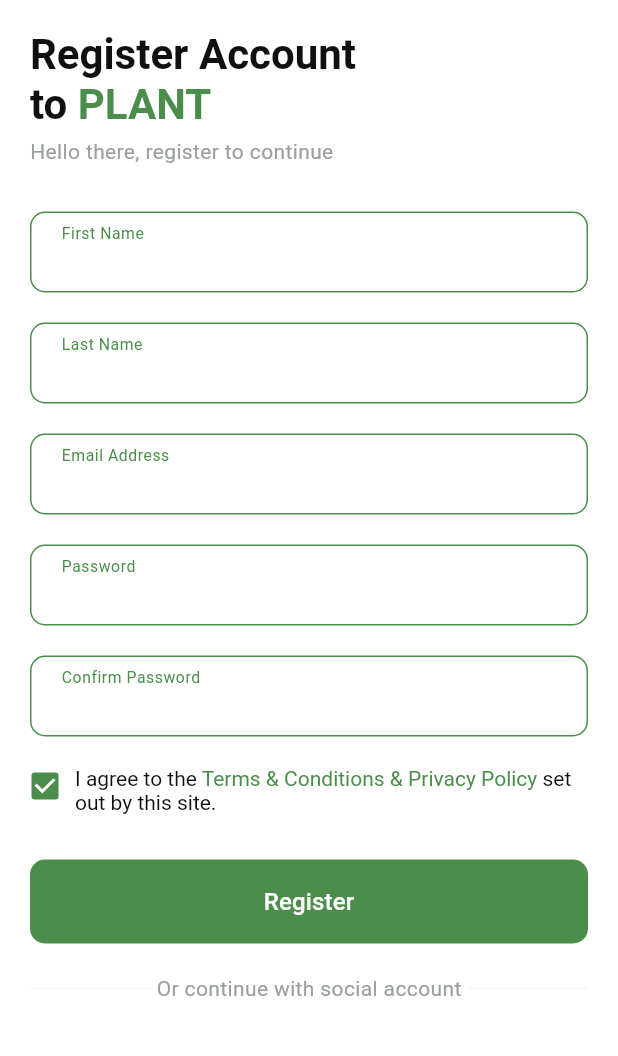
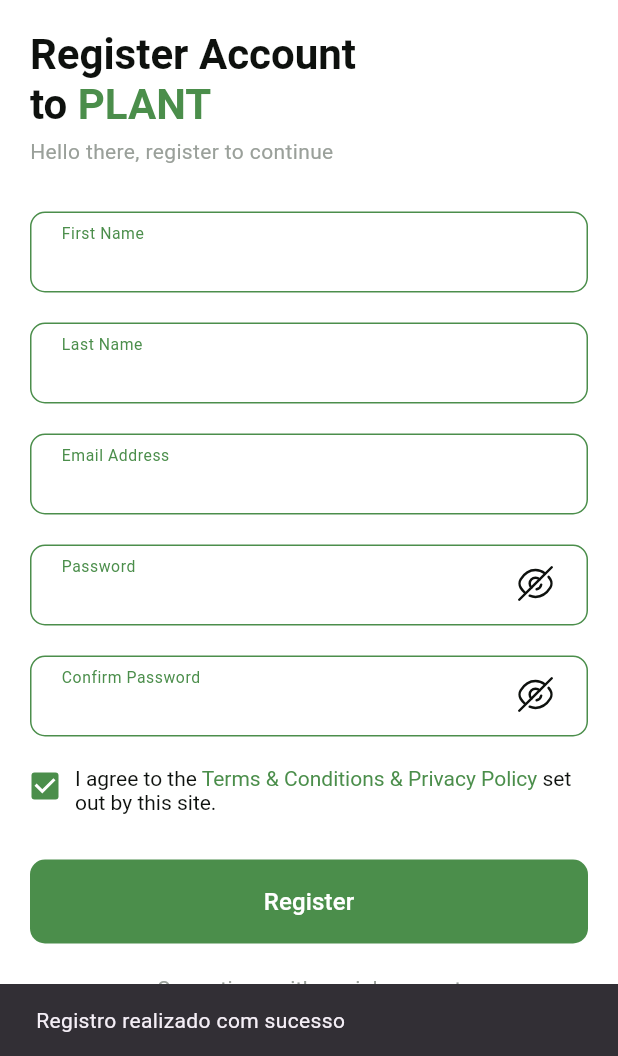
Before and after one commit to Lifeados/MyGarden, a Flutter app: the SignUpPage screen opened by its route, after a tap on "Register", on a phone screen of 412 x 824 dp, the part 180-1236 px from its top. Run offline on Flutter 3.47's test engine with Material 3 defaults, Android fonts, the phone set to English and light mode, and no system bars; our stand-ins replace flutter_svg, smooth_page_indicator.

Commit message:
feat: add input validation

```diff
--- a/lib/shared/utils/app_colors.dart
+++ b/lib/shared/utils/app_colors.dart
@@ -9,4 +9,5 @@ class AppColors {
   static const Color backgroundColor = Color(0xFFEEEEEE);
   static const Color shadowColor = Color(0x1A000000);
   static const Color secondaryGreyColor = Color(0xff9AA09A);
+  static const Color errorColor = Color(0xFFFF0000);
 }
--- a/lib/ui/modules/signup/components/input_garden.dart
+++ b/lib/ui/modules/signup/components/input_garden.dart
@@ -1,36 +1,154 @@
 import 'package:flutter/material.dart';
+import 'package:flutter_svg/svg.dart';
+import 'package:my_garden/shared/utils/app_colors.dart';
 
-import '../../../../shared/utils/app_colors.dart';
+class InputGarden extends StatefulWidget {
+  final TextEditingController? inputController;
+  final String label;
 
-class InputGarden extends StatelessWidget {
-  final String label;
-  final bool obscure;
+  final bool activeObscure;
 
-  const InputGarden({super.key, required this.label, required this.obscure});
+  final bool hasExternalError;
+  final Function()? validateInput;
+
+  const InputGarden({
+    super.key,
+    required this.label,
+    required this.inputController,
+    this.validateInput,
+    this.hasExternalError = false,
+    this.activeObscure = false,
+  });
+
+  @override
+  State<InputGarden> createState() => InputGardenState();
+}
+
+class InputGardenState extends State<InputGarden> {
+  String? errorText;
+  late bool isObscure;
+
+  @override
+  void initState() {
+    super.initState();
+    isObscure = widget.activeObscure;
+  }
+
+  bool isValidEmail(String email) {
+    String pattern = r'^[\w-\.]+@([\w-]+\.)+[\w-]{2,4}$';
+    RegExp regex = RegExp(pattern);
+    return regex.hasMatch(email);
+  }
+
+  bool isValidPassword(String password) {
+    return password.length >= 6;
+  }
+
+  void validateInput() {
+    String input = widget.inputController?.text ?? '';
+    setState(
+      () {
+        if (widget.label == 'Email Address') {
+          if (!isValidEmail(input)) {
+            errorText = 'Por favor, insira um email válido';
+            if (widget.validateInput != null) {
+              widget.validateInput!();
+            }
+          } else {
+            errorText = null;
+          }
+        } else if (widget.label == 'Password') {
+          if (!isValidPassword(input)) {
+            errorText = 'A senha deve ter pelo menos 6 caracteres';
+            if (widget.validateInput != null) {
+              widget.validateInput!();
+            }
+          } else {
+            errorText = null;
+          }
+        }
+      },
+    );
+  }
 
   @override
   Widget build(BuildContext context) {
-    return Container(
-      padding: const EdgeInsets.only(left: 20, bottom: 6, right: 20),
+    bool showError = errorText != null || widget.hasExternalError;
+
+    return Column(
+      crossAxisAlignment: CrossAxisAlignment.start,
+      children: [
+        Container(
+          padding: const EdgeInsets.only(left: 20, bottom: 6, right: 10),
           height: 54,
           decoration: BoxDecoration(
             border: Border.all(
-          color: AppColors.primaryGreenColor,
+              color: showError
+                  ? AppColors.errorColor
+                  : AppColors.primaryGreenColor,
             ),
             borderRadius: BorderRadius.circular(10),
           ),
           child: TextField(
-        obscureText: obscure,
+            keyboardType: widget.label == 'Email Address'
+                ? TextInputType.emailAddress
+                : TextInputType.text,
+            controller: widget.inputController,
+            obscureText: isObscure,
             decoration: InputDecoration(
+              suffixIcon: widget.activeObscure
+                  ? Padding(
+                      padding: const EdgeInsets.only(
+                        top: 12,
+                        bottom: 8,
+                      ),
+                      child: GestureDetector(
+                        child: SvgPicture.asset(
+                          isObscure
+                              ? 'lib/ui/assets/icons/closed_eye.svg'
+                              : 'lib/ui/assets/icons/open_eye.svg',
+                          colorFilter: const ColorFilter.mode(
+                            AppColors.primaryDarkColor,
+                            BlendMode.srcIn,
+                          ),
+                        ),
+                        onTap: () {
+                          setState(() {
+                            isObscure = !isObscure;
+                          });
+                        },
+                      ),
+                    )
+                  : null,
               border: InputBorder.none,
-          labelText: label,
-          labelStyle: const TextStyle(
+              labelText: widget.label,
+              labelStyle: TextStyle(
                 fontSize: 14,
-            color: AppColors.primaryGreenColor,
+                color: showError
+                    ? AppColors.errorColor
+                    : AppColors.primaryGreenColor,
               ),
               floatingLabelBehavior: FloatingLabelBehavior.always,
             ),
+            onChanged: (_) => validateInput(),
           ),
+        ),
+        showError
+            ? Padding(
+                padding: const EdgeInsets.only(top: 1.5, bottom: 1.5, left: 20),
+                child: Text(
+                  textAlign: TextAlign.end,
+                  errorText ?? '',
+                  style: const TextStyle(
+                    color: AppColors.errorColor,
+                    fontSize: 12,
+                  ),
+                ),
+              )
+            : const SizedBox(
+                height: 20,
+              ),
+      ],
     );
   }
 }
--- a/lib/ui/modules/signup/signup_page.dart
+++ b/lib/ui/modules/signup/signup_page.dart
@@ -4,8 +4,57 @@ import 'package:flutter_svg/flutter_svg.dart';
 import '../../../shared/utils/app_colors.dart';
 import 'components/input_garden.dart';
 
-class SignUpPage extends StatelessWidget {
+class SignUpPage extends StatefulWidget {
   const SignUpPage({super.key});
+
+  @override
+  State<SignUpPage> createState() => SignUpPageState();
+}
+
+class SignUpPageState extends State<SignUpPage> {
+  final TextEditingController firstNameController = TextEditingController();
+  final TextEditingController lastNameController = TextEditingController();
+  final TextEditingController emailController = TextEditingController();
+  final TextEditingController passwordController = TextEditingController();
+  final TextEditingController confirmPasswordController =
+      TextEditingController();
+
+  bool confirmPasswordError = false;
+
+  void checkPasswordMatch() {
+    setState(() {
+      confirmPasswordError =
+          passwordController.text != confirmPasswordController.text;
+    });
+  }
+
+  void register() {
+    checkPasswordMatch();
+
+    if (!confirmPasswordError) {
+      ScaffoldMessenger.of(context).showSnackBar(
+        const SnackBar(content: Text('Registro realizado com sucesso')),
+      );
+    }
+  }
+
+  @override
+  void initState() {
+    super.initState();
+
+    confirmPasswordController.addListener(checkPasswordMatch);
+  }
+
+  @override
+  void dispose() {
+    confirmPasswordController.removeListener(checkPasswordMatch);
+    confirmPasswordController.dispose();
+    passwordController.dispose();
+    firstNameController.dispose();
+    lastNameController.dispose();
+    emailController.dispose();
+    super.dispose();
+  }
 
   @override
   Widget build(BuildContext context) {
@@ -56,34 +105,28 @@ class SignUpPage extends StatelessWidget {
                         fontSize: 14, color: AppColors.secondaryGreyColor),
                   ),
                 ),
-                const InputGarden(
+                InputGarden(
                   label: 'First Name',
-                  obscure: false,
+                  inputController: firstNameController,
                 ),
-                const Padding(
-                  padding: EdgeInsets.symmetric(vertical: 20),
-                  child: InputGarden(
-                    label: 'Last Name',
-                    obscure: false,
-                  ),
+                InputGarden(
+                  label: 'Last Name',
+                  inputController: lastNameController,
                 ),
-                const InputGarden(
+                InputGarden(
                   label: 'Email Address',
-                  obscure: false,
+                  inputController: emailController,
                 ),
-                const Padding(
-                  padding: EdgeInsets.symmetric(vertical: 20),
-                  child: InputGarden(
-                    label: 'Password',
-                    obscure: true,
-                  ),
+                InputGarden(
+                  label: 'Password',
+                  inputController: passwordController,
+                  activeObscure: true,
                 ),
-                const InputGarden(
+                InputGarden(
                   label: 'Confirm Password',
-                  obscure: true,
-                ),
-                const SizedBox(
-                  height: 20,
+                  inputController: confirmPasswordController,
+                  hasExternalError: confirmPasswordError,
+                  activeObscure: true,
                 ),
                 Row(
                   crossAxisAlignment: CrossAxisAlignment.start,
@@ -137,7 +180,7 @@ class SignUpPage extends StatelessWidget {
                         ),
                       ),
                     ),
-                    onPressed: () {},
+                    onPressed: register,
                     child: const Text(
                       'Register',
                       style: TextStyle(
```
Also changed, not shown: lib/ui/modules/login/login_page.dart (+34 -27 lines), lib/ui/assets/icons/closed_eye.svg (added), lib/ui/assets/icons/open_eye.svg (added). Lines whose indentation alone changed are shown as unchanged.
